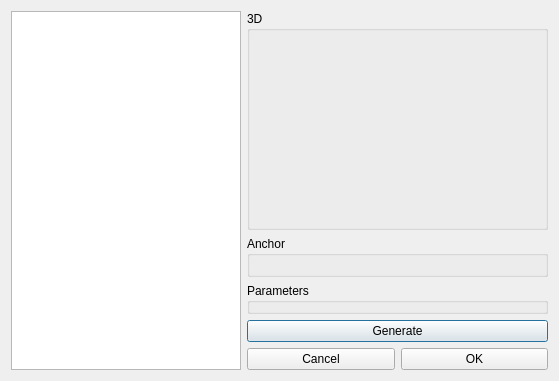
Qt form gui/ComponentWizard.ui (RhobanProject/MetabotStudio) before a commit.
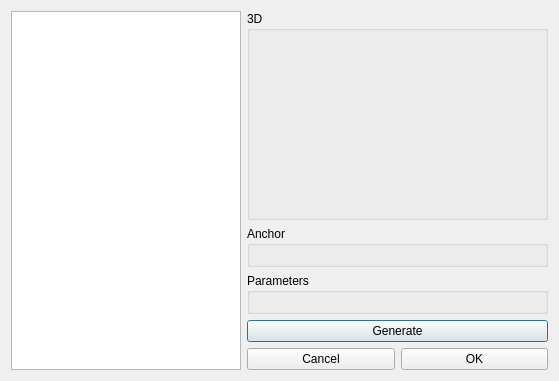
The same form after that commit.

```diff
--- a/gui/ComponentWizard.ui
+++ b/gui/ComponentWizard.ui
@@ -49,7 +49,7 @@
        <property name="sizePolicy">
         <sizepolicy hsizetype="Expanding" vsizetype="Expanding">
          <horstretch>0</horstretch>
-         <verstretch>0</verstretch>
+         <verstretch>1</verstretch>
         </sizepolicy>
        </property>
        <property name="title">
@@ -83,7 +83,7 @@
      <item>
       <widget class="QGroupBox" name="parameters">
        <property name="sizePolicy">
-        <sizepolicy hsizetype="Minimum" vsizetype="Minimum">
+        <sizepolicy hsizetype="MinimumExpanding" vsizetype="MinimumExpanding">
          <horstretch>0</horstretch>
          <verstretch>0</verstretch>
         </sizepolicy>
@@ -97,12 +97,36 @@
        <property name="maximumSize">
         <size>
          <width>16777215</width>
-         <height>100</height>
+         <height>16777215</height>
         </size>
        </property>
        <property name="title">
         <string>Parameters</string>
        </property>
+       <layout class="QHBoxLayout" name="horizontalLayout_5">
+        <property name="spacing">
+         <number>0</number>
+        </property>
+        <property name="leftMargin">
+         <number>0</number>
+        </property>
+        <property name="topMargin">
+         <number>9</number>
+        </property>
+        <property name="rightMargin">
+         <number>0</number>
+        </property>
+        <item>
+         <layout class="QVBoxLayout" name="parameters_items" stretch="">
+          <property name="spacing">
+           <number>0</number>
+          </property>
+          <property name="sizeConstraint">
+           <enum>QLayout::SetMinimumSize</enum>
+          </property>
+         </layout>
+        </item>
+       </layout>
       </widget>
      </item>
      <item>
```
Left out of the diff: 2 changed lines with no effect on the pictures.
